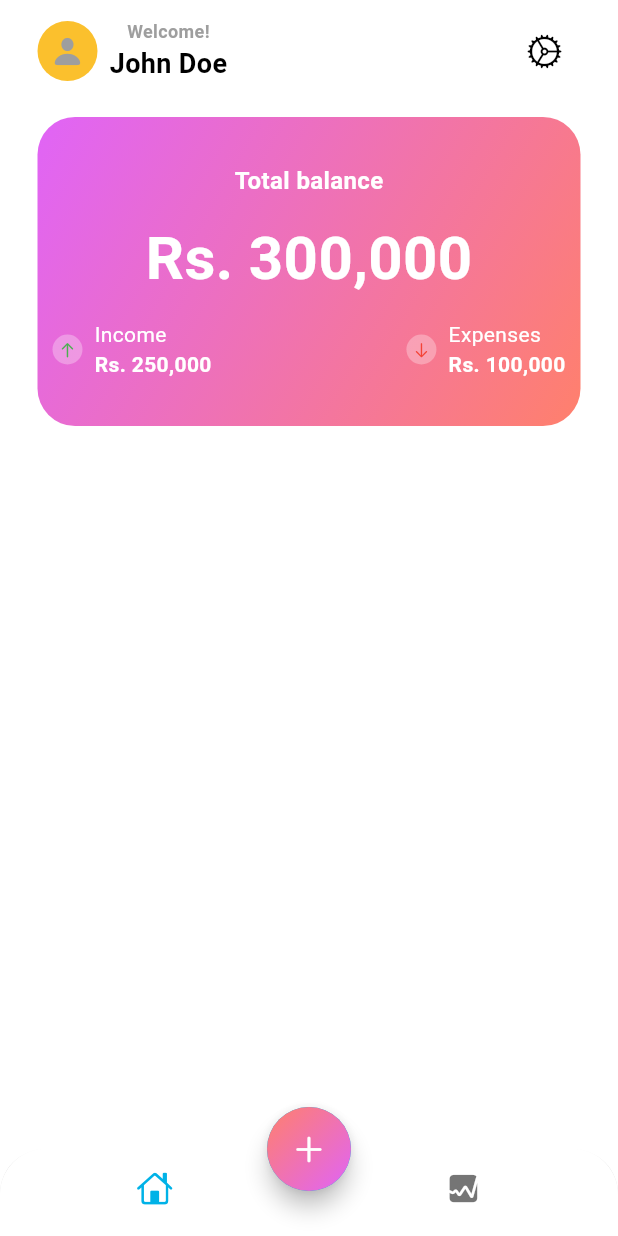
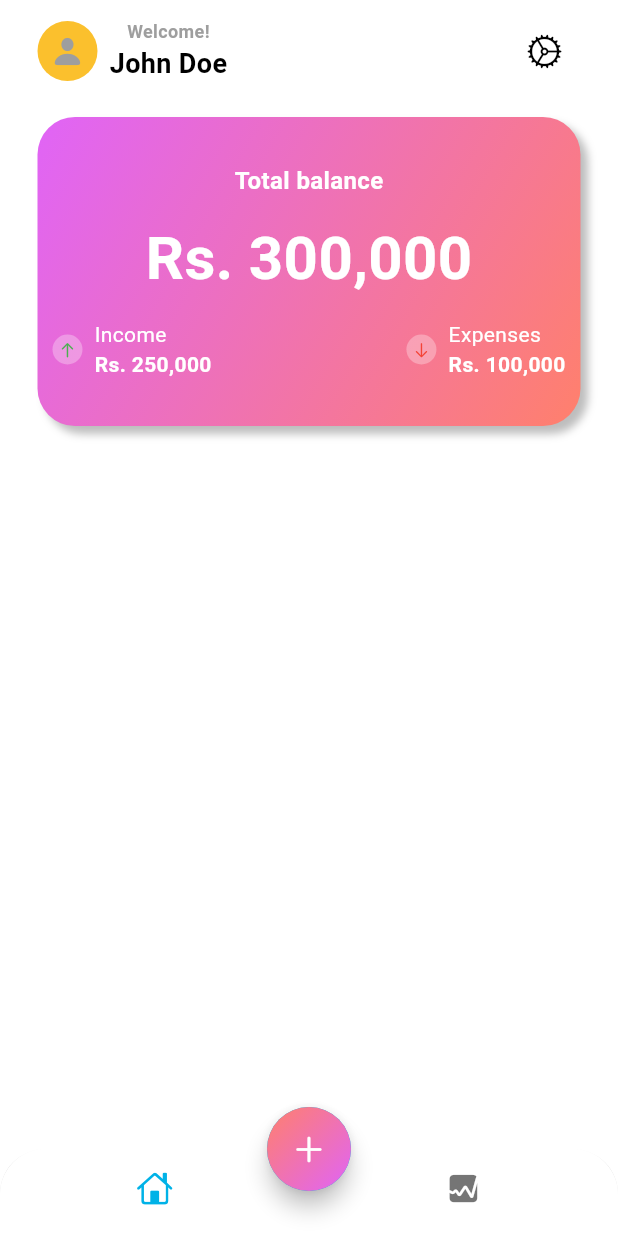
Before and after one commit to VihagaYohan/expense_tracker, a Flutter app: the screen it shows after launch, on a phone screen of 412 x 824 dp. Run offline on Flutter 3.47's test engine with Material 3 defaults, Android fonts, the phone set to English and light mode, and no system bars.

```diff
--- a/lib/screens/home/view/main_screen.dart
+++ b/lib/screens/home/view/main_screen.dart
@@ -65,6 +65,12 @@ class MainScreen extends StatelessWidget {
           height: MediaQuery.of(context).size.width / 2,
           decoration: BoxDecoration(
               borderRadius: BorderRadius.circular(25),
+              boxShadow: [
+                BoxShadow(
+                    blurRadius: 4,
+                    color: Colors.grey.shade400,
+                    offset: const Offset(5, 5))
+              ],
               gradient: LinearGradient(colors: [
                 Theme.of(context).colorScheme.secondary,
                 Theme.of(context).colorScheme.tertiary,
```
